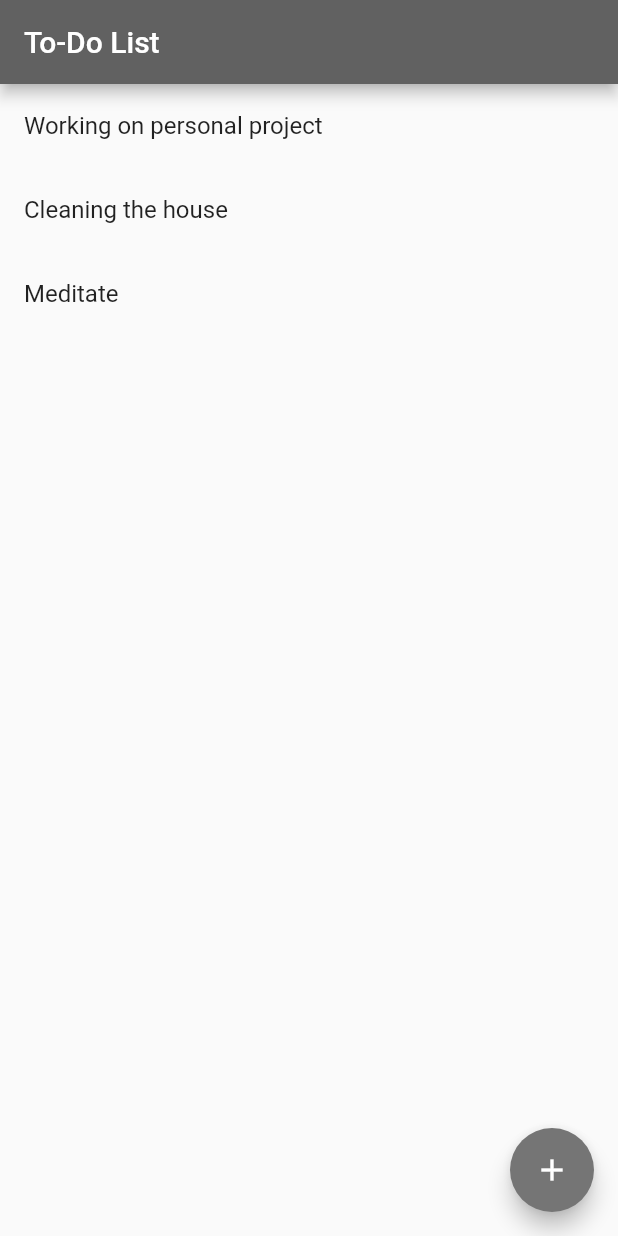
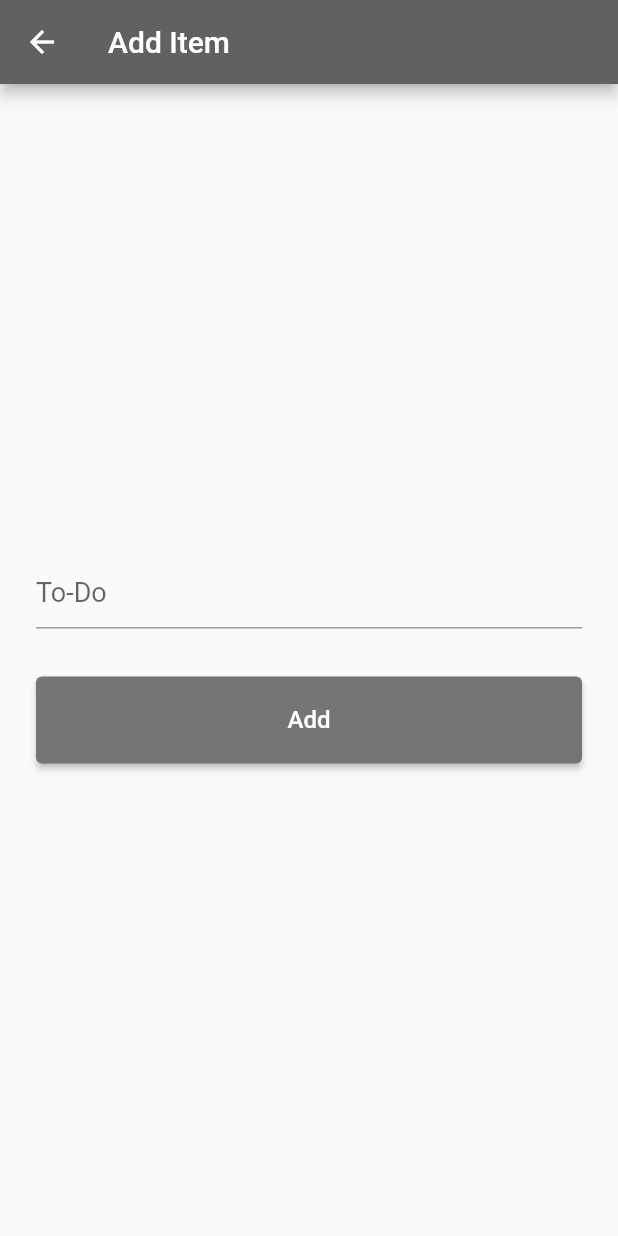
Before and after one commit to TjandraD/td-list, a Flutter app: the screen it shows after launch, after a tap on the "add" icon, on a phone screen of 412 x 824 dp. Run offline on Flutter 3.47's test engine with Material 2 defaults, Android fonts, the light colour scheme and no system bars.

Commit message:
Created add page

```diff
--- /dev/null
+++ b/lib/pages/add_page.dart
@@ -0,0 +1,73 @@
+import 'package:flutter/material.dart';
+import '../constants.dart';
+
+class AddPage extends StatefulWidget {
+  @override
+  _AddPageState createState() => _AddPageState();
+}
+
+class _AddPageState extends State<AddPage> {
+  bool isLoading = false;
+  String item = '';
+
+  @override
+  Widget build(BuildContext context) {
+    return Scaffold(
+      appBar: AppBar(
+        title: Text('Add Item'),
+        backgroundColor: appBarColor,
+      ),
+      body: Padding(
+        padding: const EdgeInsets.symmetric(horizontal: 24.0),
+        child: Column(
+          crossAxisAlignment: CrossAxisAlignment.stretch,
+          mainAxisAlignment: MainAxisAlignment.center,
+          children: [
+            TextField(
+              style: TextStyle(
+                fontSize: 18.0,
+              ),
+              decoration: InputDecoration(hintText: 'To-Do'),
+              onChanged: (value) {
+                item = value;
+              },
+            ),
+            SizedBox(
+              height: 32,
+            ),
+            ElevatedButton(
+              style: ButtonStyle(
+                minimumSize: MaterialStateProperty.resolveWith(
+                  (states) => Size(100, 58),
+                ),
+                padding: MaterialStateProperty.resolveWith(
+                  (states) => EdgeInsets.all(8.0),
+                ),
+                backgroundColor: MaterialStateProperty.resolveWith(
+                  (states) => buttonColor,
+                ),
+              ),
+              onPressed: () {
+                if (!isLoading) {
+                  setState(() {
+                    isLoading = !isLoading;
+                  });
+                }
+              },
+              child: isLoading
+                  ? CircularProgressIndicator(
+                      valueColor: AlwaysStoppedAnimation<Color>(Colors.white),
+                    )
+                  : Text(
+                      'Add',
+                      style: TextStyle(
+                        fontSize: 16,
+                      ),
+                    ),
+            ),
+          ],
+        ),
+      ),
+    );
+  }
+}
--- a/lib/pages/home_page.dart
+++ b/lib/pages/home_page.dart
@@ -1,4 +1,5 @@
 import 'package:flutter/material.dart';
+import 'package:td_list/pages/add_page.dart';
 import '../constants.dart';
 
 class HomePage extends StatefulWidget {
@@ -51,7 +52,12 @@ class _HomePageState extends State<HomePage> {
       floatingActionButton: FloatingActionButton(
         backgroundColor: buttonColor,
         child: Icon(Icons.add),
-        onPressed: () {},
+        onPressed: () {
+          Navigator.push(
+            context,
+            MaterialPageRoute(builder: (context) => AddPage()),
+          );
+        },
       ),
     );
   }
```
